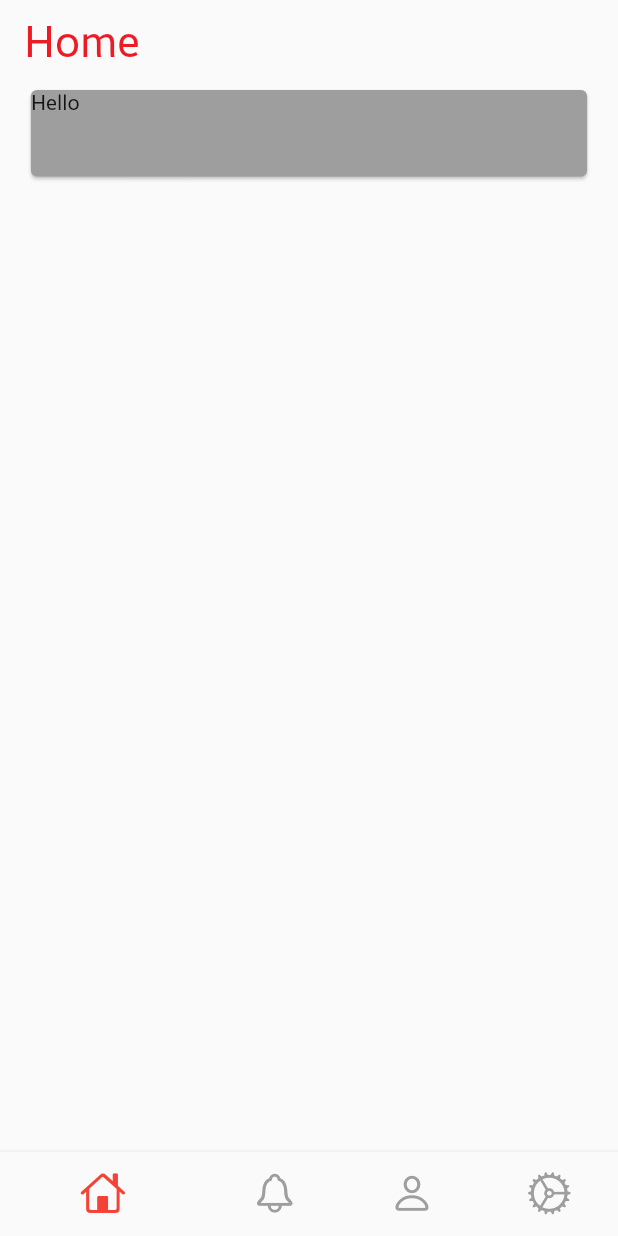
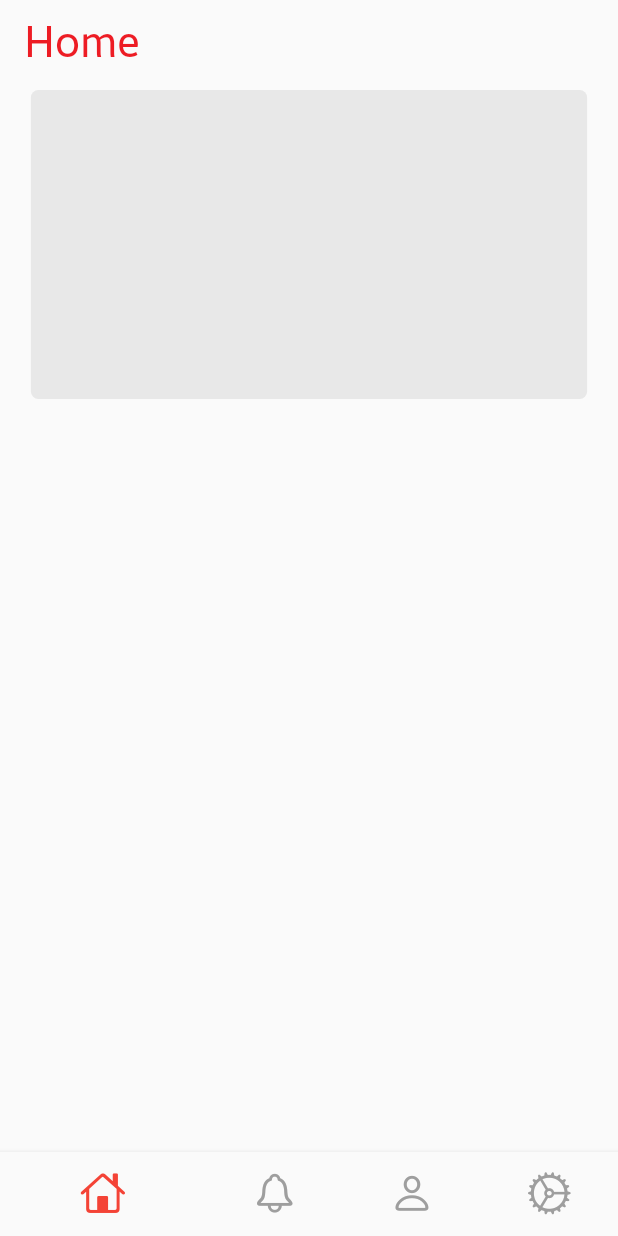
Before and after one commit to nsadisha/blood_bank, a Flutter app: the screen it shows after launch, on a phone screen of 412 x 824 dp. Run offline on Flutter 3.47's test engine with Material 2 defaults, Android fonts, the phone set to English and light mode, and no system bars; our stand-ins replace flutter_datetime_picker.

Commit message:
Initial commit

```diff
--- a/lib/Screens/Signed/homePage.dart
+++ b/lib/Screens/Signed/homePage.dart
@@ -7,6 +7,7 @@ class HomePage extends StatefulWidget {
 }
 
 class _HomePageState extends State<HomePage> {
+
   @override
   Widget build(BuildContext context) {
     double width = MediaQuery.of(context).size.width;
@@ -19,11 +20,12 @@ class _HomePageState extends State<HomePage> {
         mainAxisAlignment: MainAxisAlignment.start,
         crossAxisAlignment: CrossAxisAlignment.center,
         children: <Widget>[
-          Card(color: Colors.grey,child: Container(
-            width: width*0.9,
-            height: height*0.07,
-            child: Text("Hello"),
-          ),),
+          Card(
+            color: Colors.grey.withOpacity(0.2),
+            shape: RoundedRectangleBorder(borderRadius: BorderRadius.circular(5)),
+            elevation: 0,
+            child: Container(width: width*0.9,height: height*0.25,),
+          ),
         ],
       ),
 
--- a/lib/main.dart
+++ b/lib/main.dart
@@ -3,7 +3,7 @@ import 'package:flutter/services.dart';
 //import 'package:blood_bank/Screens/forgotPassword.dart';
 import 'package:blood_bank/Screens/Signed/home.dart';
 //import 'package:blood_bank/Screens/welcome.dart';
-//import 'package:blood_bank/Screens/signup.dart';
+//import 'package:blood_bank/Screens/signup.dart'
 
 void main() {
   //setting status bar icon brightness to dark
```
